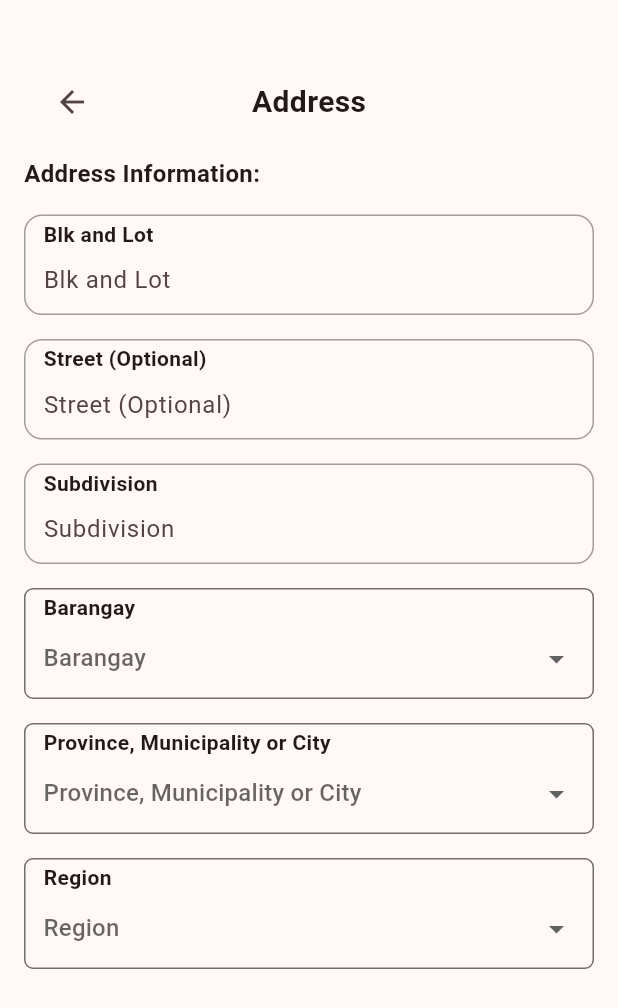
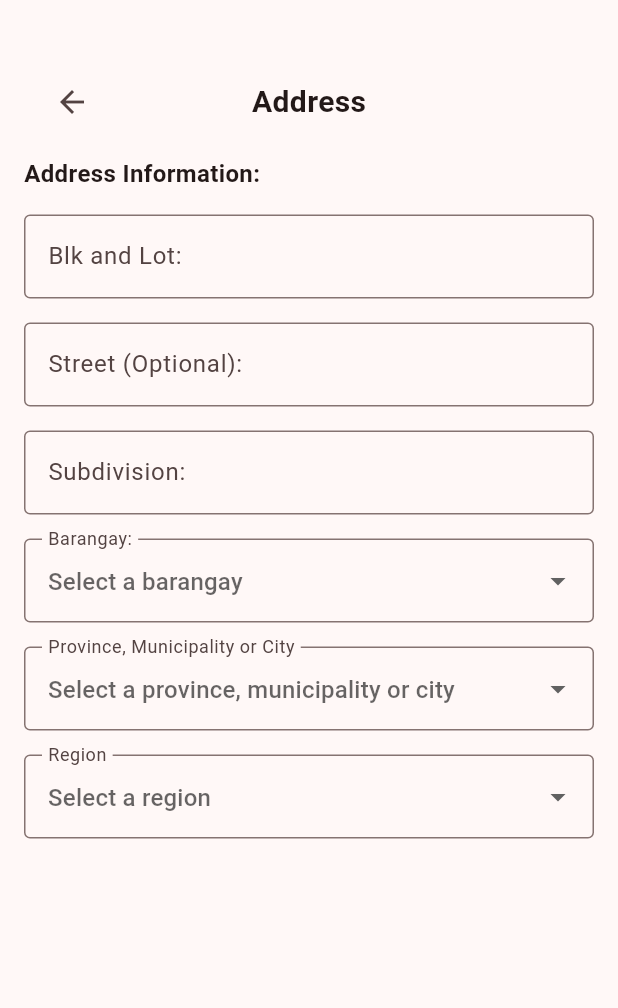
Before and after one commit to rcSabucido/wakealert, a Flutter app: the UserAddressSettingsPage screen opened directly with empty values, on a phone screen of 412 x 824 dp. Shown: the top 1008 px of the screen. Run offline on Flutter 3.47's test engine with Material 3 defaults, Android fonts, the phone set to English and light mode, and no system bars; our stand-ins replace liquid_progress_indicator_v2; missing offline and left inert: simple_ripple_animation.

Commit message:
#33 Replace fields with builtin form fields in user address settings page

```diff
--- a/lib/pages/userAddressSettings.dart
+++ b/lib/pages/userAddressSettings.dart
@@ -62,32 +62,60 @@ class _UserAddressSettingsPageState extends State<UserAddressSettingsPage> {
               ),
             ),
             Padding(
-              padding: EdgeInsets.symmetric(horizontal: 8.0),
-              child: LabeledTextBox(
-                label: "Blk and Lot",
+              padding: EdgeInsets.all(8.0),
+              child: TextFormField(
                 controller: blkAndLotController,
-              ),
-            ),
-            Padding(
-              padding: EdgeInsets.symmetric(horizontal: 8.0),
-              child: LabeledTextBox(
-                label: "Street (Optional)",
-                controller: streetController,
-              ),
-            ),
-            Padding(
-              padding: EdgeInsets.symmetric(horizontal: 8.0),
-              child: LabeledTextBox(
-                label: "Subdivision",
-                controller: subdivisionController,
+                decoration: const InputDecoration(
+                  labelText: 'Blk and Lot:',
+                  border: OutlineInputBorder(),
+                ),
+                validator: (value) {
+                  if (value == null || value.trim().isEmpty) {
+                    return 'Please enter a valid block and lot';
+                  }
+                  return null;
+                },
               ),
             ),
             Padding(
               padding: EdgeInsets.all(8.0),
-              child: LabeledDropdown<String>(
-                label: "Barangay",
+              child: TextFormField(
+                controller: streetController,
+                decoration: const InputDecoration(
+                  labelText: 'Street (Optional):',
+                  border: OutlineInputBorder(),
+                ),
+                validator: (value) {
+                  return null;
+                },
+              ),
+            ),
+            Padding(
+              padding: EdgeInsets.all(8.0),
+              child: TextFormField(
+                controller: subdivisionController,
+                decoration: const InputDecoration(
+                  labelText: 'Subdivision:',
+                  border: OutlineInputBorder(),
+                ),
+                validator: (value) {
+                  if (value == null || value.trim().isEmpty) {
+                    return 'Please enter a valid subdivision';
+                  }
+                  return null;
+                },
+              ),
+            ),
+            Padding(
+              padding: EdgeInsets.all(8.0),
+              child: DropdownButtonFormField<String>(
                 value: barangayOption,
-                items: [
+                decoration: const InputDecoration(
+                  labelText: "Barangay:",
+                  hintText: "Select a barangay",
+                  border: OutlineInputBorder(),
+                ),
+                items: const [
                   DropdownMenuItem(value: "Barangay I", child: Text("Barangay I")),
                   DropdownMenuItem(value: "Barangay II", child: Text("Barangay II")),
                   DropdownMenuItem(value: "Barangay III", child: Text("Barangay III")),
@@ -97,14 +125,24 @@ class _UserAddressSettingsPageState extends State<UserAddressSettingsPage> {
                     barangayOption = value;
                   });
                 },
+                validator: (value) {
+                  if (value == null || value.isEmpty) {
+                    return "Please select a barangay";
+                  }
+                  return null;
+                },
               ),
             ),
             Padding(
               padding: EdgeInsets.all(8.0),
-              child: LabeledDropdown<String>(
-                label: "Province, Municipality or City",
+              child: DropdownButtonFormField<String>(
                 value: provinceOption,
-                items: [
+                decoration: const InputDecoration(
+                  labelText: "Province, Municipality or City",
+                  hintText: "Select a province, municipality or city",
+                  border: OutlineInputBorder(),
+                ),
+                items: const [
                   DropdownMenuItem(value: "City 1", child: Text("City 1")),
                   DropdownMenuItem(value: "City 2", child: Text("City 2")),
                   DropdownMenuItem(value: "City 3", child: Text("City 3")),
@@ -114,14 +152,24 @@ class _UserAddressSettingsPageState extends State<UserAddressSettingsPage> {
                     provinceOption = value;
                   });
                 },
+                validator: (value) {
+                  if (value == null || value.isEmpty) {
+                    return "Please select a province, municipality or city";
+                  }
+                  return null;
+                },
               ),
             ),
             Padding(
               padding: EdgeInsets.all(8.0),
-                child: LabeledDropdown<String>(
-                label: "Region",
+              child: DropdownButtonFormField<String>(
                 value: regionOption,
-                items: [
+                decoration: const InputDecoration(
+                  labelText: "Region",
+                  hintText: "Select a region",
+                  border: OutlineInputBorder(),
+                ),
+                items: const [
                   DropdownMenuItem(value: "Region 1", child: Text("Region 1")),
                   DropdownMenuItem(value: "Region 2", child: Text("Region 2")),
                   DropdownMenuItem(value: "Region 3", child: Text("Region 3")),
@@ -131,6 +179,12 @@ class _UserAddressSettingsPageState extends State<UserAddressSettingsPage> {
                     regionOption = value;
                   });
                 },
+                validator: (value) {
+                  if (value == null || value.isEmpty) {
+                    return "Please select a region";
+                  }
+                  return null;
+                },
               ),
             ),
           ],
```
